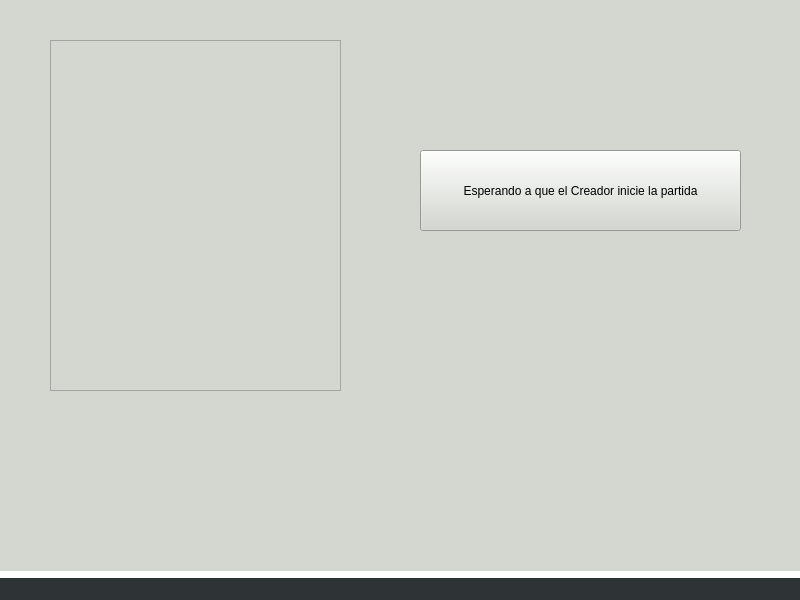
nazar9318/taller-tpFinal-1c2021, file Client/src/Initiator/window/mainwindow.ui: the form before one commit.
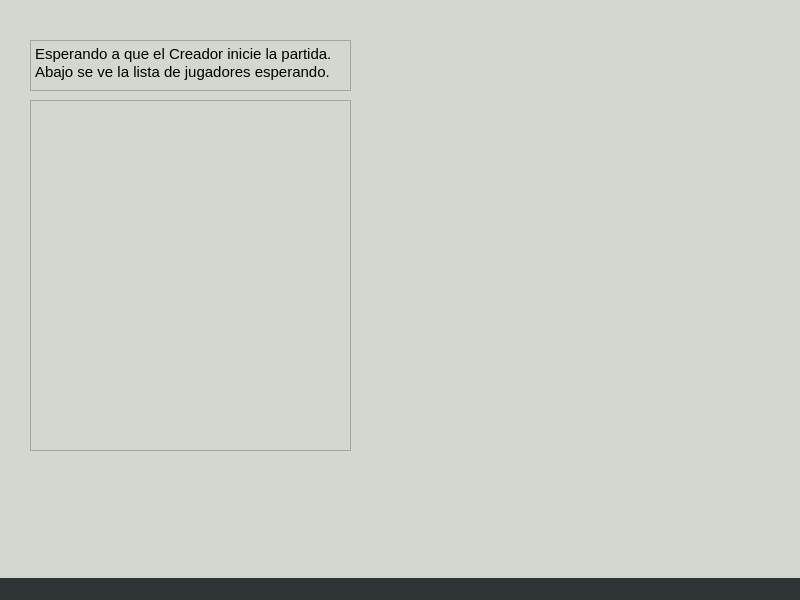
The form after the commit. The open tabs and pages were chosen to show the change.

Commit message: Ahora se ven los clips correspondientes de los otros jugadores. Cambio en la vista del menú del Initiator

Diff of the .ui file:
```diff
--- a/Client/src/Initiator/window/mainwindow.ui
+++ b/Client/src/Initiator/window/mainwindow.ui
@@ -24,7 +24,7 @@
     <property name="geometry">
      <rect>
       <x>0</x>
-      <y>-20</y>
+      <y>-10</y>
       <width>821</width>
       <height>591</height>
      </rect>
@@ -93,29 +93,34 @@
      </widget>
     </widget>
     <widget class="QWidget" name="waitingCreator">
-     <widget class="QToolButton" name="toolButton">
-      <property name="geometry">
-       <rect>
-        <x>420</x>
-        <y>170</y>
-        <width>321</width>
-        <height>81</height>
-       </rect>
-      </property>
-      <property name="text">
-       <string>Esperando a que el Creador inicie la partida</string>
-      </property>
-     </widget>
      <widget class="QListWidget" name="players_join">
       <property name="geometry">
        <rect>
-        <x>50</x>
-        <y>60</y>
-        <width>291</width>
+        <x>30</x>
+        <y>110</y>
+        <width>321</width>
         <height>351</height>
        </rect>
       </property>
      </widget>
+     <widget class="QTextEdit" name="message">
+      <property name="geometry">
+       <rect>
+        <x>30</x>
+        <y>50</y>
+        <width>321</width>
+        <height>51</height>
+       </rect>
+      </property>
+      <property name="html">
+       <string>&lt;!DOCTYPE HTML PUBLIC &quot;-//W3C//DTD HTML 4.0//EN&quot; &quot;http://www.w3.org/TR/REC-html40/strict.dtd&quot;&gt;
+&lt;html&gt;&lt;head&gt;&lt;meta name=&quot;qrichtext&quot; content=&quot;1&quot; /&gt;&lt;style type=&quot;text/css&quot;&gt;
+p, li { white-space: pre-wrap; }
+&lt;/style&gt;&lt;/head&gt;&lt;body style=&quot; font-family:'Ubuntu'; font-size:11pt; font-weight:400; font-style:normal;&quot;&gt;
+&lt;p style=&quot; margin-top:0px; margin-bottom:0px; margin-left:0px; margin-right:0px; -qt-block-indent:0; text-indent:0px;&quot;&gt;Esperando a que el Creador inicie la partida.&lt;/p&gt;
+&lt;p style=&quot; margin-top:0px; margin-bottom:0px; margin-left:0px; margin-right:0px; -qt-block-indent:0; text-indent:0px;&quot;&gt;Abajo se ve la lista de jugadores esperando.&lt;/p&gt;&lt;/body&gt;&lt;/html&gt;</string>
+      </property>
+     </widget>
     </widget>
     <widget class="QWidget" name="CreatorWindow">
      <widget class="QPushButton" name="pushButton">
```
Left out of the diff: 43 changed lines with no effect on the pictures. The commit also changes 4 other files.
